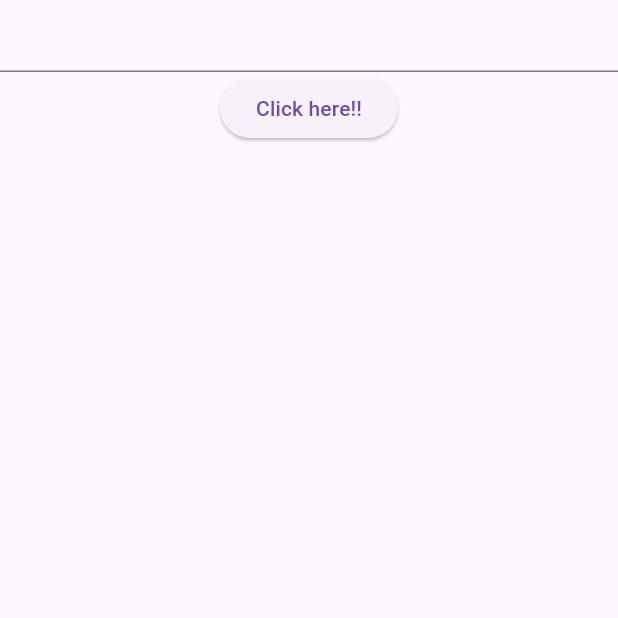
After one commit to dhrruvchotai/Flutter_Lab, a Flutter app: the screen it shows after launch, after a tap on "Click here!!", on a phone screen of 412 x 824 dp, the top half of it. The commit adds this screen. Run offline on Flutter 3.47's test engine with Material 3 defaults, Android fonts, the phone set to English and light mode, and no system bars.

Commit message:
added lab 6 and 7

```diff
--- /dev/null
+++ b/lib/lab6_7/printonScreen.dart
@@ -0,0 +1,33 @@
+import 'package:flutter/material.dart';
+
+class printonScreen extends StatefulWidget {
+  printonScreen({super.key});
+
+  @override
+  State<printonScreen> createState() => _printonScreenState();
+}
+
+class _printonScreenState extends State<printonScreen> {
+  TextEditingController name = TextEditingController();
+
+  @override
+  Widget build(BuildContext context) {
+    return Scaffold(
+      body:Column(
+        children: [
+          TextField(
+            controller: name,
+            style: TextStyle(color: Colors.black,backgroundColor: Colors.yellowAccent),
+          ),
+          ElevatedButton(onPressed: (){
+            setState(() {
+
+            });
+          }, child: Text("Click here!!")),
+          Text(name.text,style: TextStyle(color: Colors.black,backgroundColor: Colors.grey),)
+        ],
+      ),
+
+    );
+  }
+}
--- a/lib/main.dart
+++ b/lib/main.dart
@@ -1,9 +1,10 @@
 import 'package:flutter/material.dart';
+import 'package:labs/lab6_7/printonScreen.dart';
 
-import 'Practice/newLayout2.dart';
+import 'lab6_7/customWidget.dart';
 
 void  main(){
   runApp(MaterialApp(
-    home: newLayout2(),
+    home: printonScreen(),
   ));
 }
```
Also changed, not shown: lib/lab6_7/customWidget.dart (added, +17 -0 lines), lib/Practice/customWidget.dart (deleted), lib/lab6_7/newLayout.dart (renamed from lib/Practice/newLayout.dart), lib/lab6_7/newLayout2.dart (renamed from lib/Practice/newLayout2.dart).
